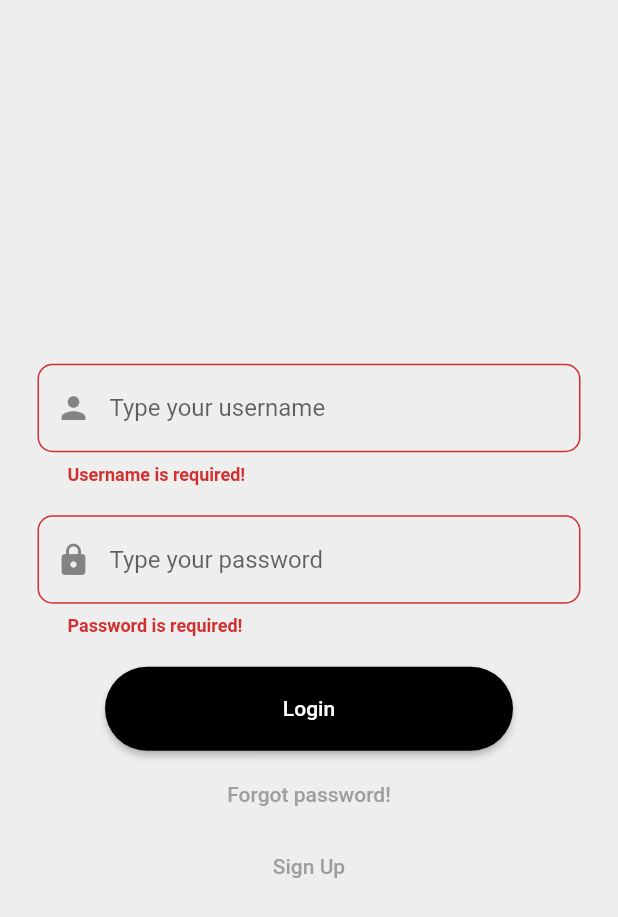
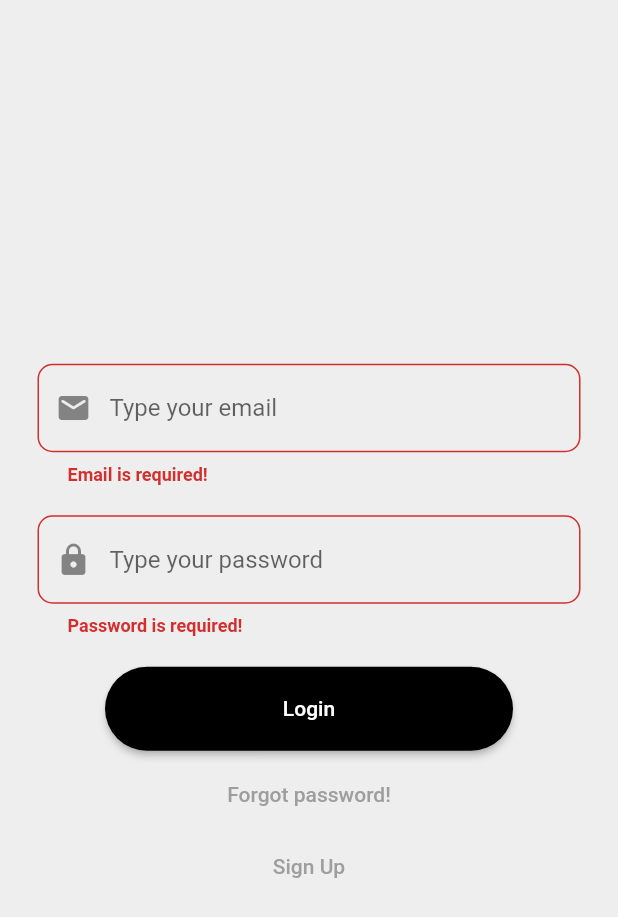
Before and after one commit to Tercilio/fake-news-flutter, a Flutter app: the screen it shows after launch, after a tap on "Login", on a phone screen of 412 x 824 dp. Shown: the top 917 px of the screen. Run offline on Flutter 3.47's test engine with Material 2 defaults, Android fonts, the phone set to English and light mode, and no system bars; our stand-ins replace dio, flutter_mobx, flutter_modular, localization, mask_text_input_formatter, mobx; generated files the repository leaves out were written again; project files that could hold a hidden picture were left out.

Commit message:
Alterando nome do campo 'username' para 'email'

```diff
--- a/lib/assets/i18n/en_US.json
+++ b/lib/assets/i18n/en_US.json
@@ -1,8 +1,8 @@
 {
     "app_name" : "Example App",
 
-    "username" : "User",
-    "username_hint": "Type your username",
+    "email": "email",
+    "email_hint": "Type your email",
     "password": "Password",
     "password_hint": "Type your password",
     "login" : "Login",
@@ -11,16 +11,14 @@
     "saveuser" : "Join",
     "fullname": "Full name",
     "fullname_hint": "Type your full name",
-    "email": "email",
-    "email_hint": "Type your email",
 
     "questionlogin_text": "Do you have an account? ",
 
-    "username_required" : "Username is required!",
+    "email_required" : "Email is required!",
     "password_required" : "Password is required!",
     "fullname_required" : "Full name is required!",
 
-    "username_invalid" : "Email is invalid!",
+    "email_invalid" : "Email is invalid!",
     "password_invalid" : "Password is invalid!",
 
     "signup" : "Sign Up"
--- a/lib/assets/i18n/pt_BR.json
+++ b/lib/assets/i18n/pt_BR.json
@@ -1,8 +1,8 @@
 {
     "app_name" : "Aplicativo de Exemplo",
 
-    "username" : "Usuário",
-    "username_hint" : "Informe o nome do seu usuário",
+    "email" : "Email",
+    "email_hint" : "Informe o seu email",
     "password" : "Senha",
     "password_hint" : "Informe a sua senha",
     "login" : "Login",
@@ -11,13 +11,15 @@
     "saveuser" : "Salvar",
     "fullname": "Nome completo",
     "fullname_hint": "Informe o seu nome completo",
-    "email": "email",
-    "email_hint": "Informe o seu e-mail",
 
     "questionlogin_text": "Você já tem uma conta? ",
 
-    "username_required" : "O usuário é obrigatório!",
+    "email_required" : "O email é obrigatório!",
     "password_required" : "A senha é obrigatória!",
     "fullname_required" : "O nome completo é obrigatório!",
+
+    "email_invalid" : "O email é inválido!",
+    "password_invalid" : "O senha é inválida!",
+
     "signup" : "Cadastrar"
 }
--- a/lib/src/features/auth/domain/usecase/login_usecase.dart
+++ b/lib/src/features/auth/domain/usecase/login_usecase.dart
@@ -7,9 +7,9 @@ import '../repository/login_interface.dart';
 class LoginUseCase {
   final repository = Modular.get<ILogin>();
 
-  String? validateUsername(String username) {
-    if (username.isEmpty) {
-      return 'username_required'.i18n();
+  String? validateUsername(String email) {
+    if (email.isEmpty) {
+      return 'email_required'.i18n();
     }
 
     return null;
@@ -22,7 +22,7 @@ class LoginUseCase {
     return null;
   }
 
-  Future<User> login(String username, String password) {
-    return repository.login(User(username, password));
-  }
+  // Future<User> login(String email, String password) {
+  //   return repository.login(User(email, password));
+  // }
 }
--- a/lib/src/features/auth/domain/usecase/signup_usecase.dart
+++ b/lib/src/features/auth/domain/usecase/signup_usecase.dart
@@ -14,9 +14,9 @@ class SignUpUseCase {
     RegExp regExp = RegExp(pattern);
 
     if (email.isEmpty) {
-      return 'username_required'.i18n();
+      return 'email_required'.i18n();
     } else if (!regExp.hasMatch(email)) {
-      return 'username_invalid'.i18n();
+      return 'email_invalid'.i18n();
     }
 
     return null;
--- a/lib/src/features/auth/presentation/view/page/login_page.dart
+++ b/lib/src/features/auth/presentation/view/page/login_page.dart
@@ -1,4 +1,3 @@
-import 'package:basearch/src/common/form_text_field.dart';
 import 'package:flutter/material.dart';
 import 'package:flutter_mobx/flutter_mobx.dart';
 import 'package:flutter_modular/flutter_modular.dart';
@@ -24,17 +23,17 @@ class _LoginPageState extends ModularState<LoginPage, LoginViewModel> {
         visible: store.isLoading,
       );
 
-  Widget get _username => Container(
+  Widget get _email => Container(
         margin: const EdgeInsets.fromLTRB(25, 15, 25, 5),
         width: double.infinity,
         child: TextFormField(
           keyboardType: TextInputType.emailAddress,
           textInputAction: TextInputAction.next,
           decoration: InputDecoration(
-            errorText: store.error.username,
+            errorText: store.error.email,
             errorStyle: const TextStyle(fontWeight: FontWeight.bold),
-            hintText: 'username_hint'.i18n(),
-            prefixIcon: const Icon(Icons.person),
+            hintText: 'email_hint'.i18n(),
+            prefixIcon: const Icon(Icons.email_rounded),
             contentPadding: const EdgeInsets.all(20),
             border: OutlineInputBorder(
               borderSide: const BorderSide(color: Colors.black, width: 4.0),
@@ -42,7 +41,7 @@ class _LoginPageState extends ModularState<LoginPage, LoginViewModel> {
             ),
           ),
           enabled: !store.isLoading,
-          onChanged: (value) => store.username = value,
+          onChanged: (value) => store.email = value,
         ),
       );
 
@@ -138,7 +137,7 @@ class _LoginPageState extends ModularState<LoginPage, LoginViewModel> {
                 children: [
                   _loadingIndicator,
                   const SizedBox(height: 5),
-                  _username,
+                  _email,
                   _password,
                   _loginButton,
                   _forgotPassword,
--- a/lib/src/features/auth/presentation/viewmodel/login_viewmodel.dart
+++ b/lib/src/features/auth/presentation/viewmodel/login_viewmodel.dart
@@ -12,7 +12,7 @@ abstract class _LoginViewModelBase with Store {
   final _usecase = Modular.get<LoginUseCase>();
 
   @observable
-  String username = '';
+  String email = '';
 
   @observable
   String password = '';
@@ -22,7 +22,7 @@ abstract class _LoginViewModelBase with Store {
 
   @action
   void validateUsername() {
-    error.username = _usecase.validateUsername(username);
+    error.email = _usecase.validateUsername(email);
   }
 
   @action
@@ -36,17 +36,17 @@ abstract class _LoginViewModelBase with Store {
     validateUsername();
     validatePassword();
 
-    if (!error.hasErrors) {
-      isLoading = true;
-      try {
-        await _usecase.login(username, password);
-      } on UnimplementedError {
-        // TODO: Fix!!!
-        error.login = 'Função não implementada!';
-      } finally {
-        isLoading = false;
-      }
-    }
+    // if (!error.hasErrors) {
+    //   isLoading = true;
+    //   try {
+    //     await _usecase.login(email, password);
+    //   } on UnimplementedError {
+    //     // TODO: Fix!!!
+    //     error.login = 'Função não implementada!';
+    //   } finally {
+    //     isLoading = false;
+    //   }
+    // }
   }
 }
 
@@ -54,7 +54,7 @@ class LoginError = _LoginErrorBase with _$LoginError;
 
 abstract class _LoginErrorBase with Store {
   @observable
-  String? username;
+  String? email;
 
   @observable
   String? password;
@@ -63,10 +63,10 @@ abstract class _LoginErrorBase with Store {
   String? login;
 
   @computed
-  bool get hasErrors => username != null || password != null || login != null;
+  bool get hasErrors => email != null || password != null || login != null;
 
   void clear() {
-    username = null;
+    email = null;
     password = null;
     login = null;
   }
```
Also changed, not shown: lib/src/features/auth/presentation/viewmodel/login_viewmodel.g.dart.
